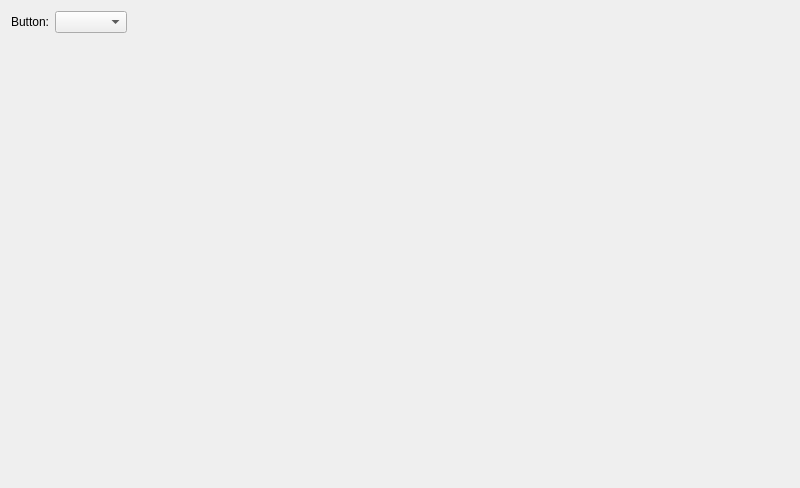
Above: kcmremotecontrol/editactioncontainer.ui from KDE/kremotecontrol before the change. Below: the same form after it.
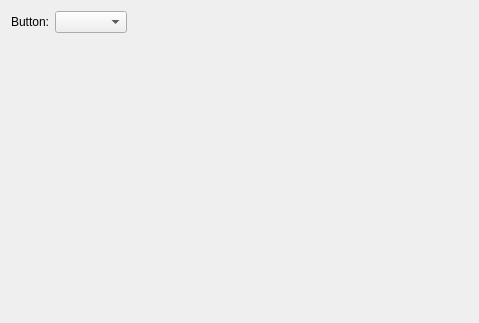
That is the form after the change. Custom widgets are drawn as their Qt base class.

Diff of the .ui file:
```diff
--- a/kcmremotecontrol/editactioncontainer.ui
+++ b/kcmremotecontrol/editactioncontainer.ui
@@ -6,22 +6,10 @@
    <rect>
     <x>0</x>
     <y>0</y>
-    <width>800</width>
-    <height>488</height>
+    <width>479</width>
+    <height>323</height>
    </rect>
   </property>
-  <property name="sizePolicy">
-   <sizepolicy hsizetype="MinimumExpanding" vsizetype="Preferred">
-    <horstretch>0</horstretch>
-    <verstretch>0</verstretch>
-   </sizepolicy>
-  </property>
-  <property name="minimumSize">
-   <size>
-    <width>800</width>
-    <height>0</height>
-   </size>
-  </property>
   <property name="windowTitle">
    <string>Edit Action</string>
   </property>
```
Left out of the diff: 28 changed lines with no effect on the pictures.
